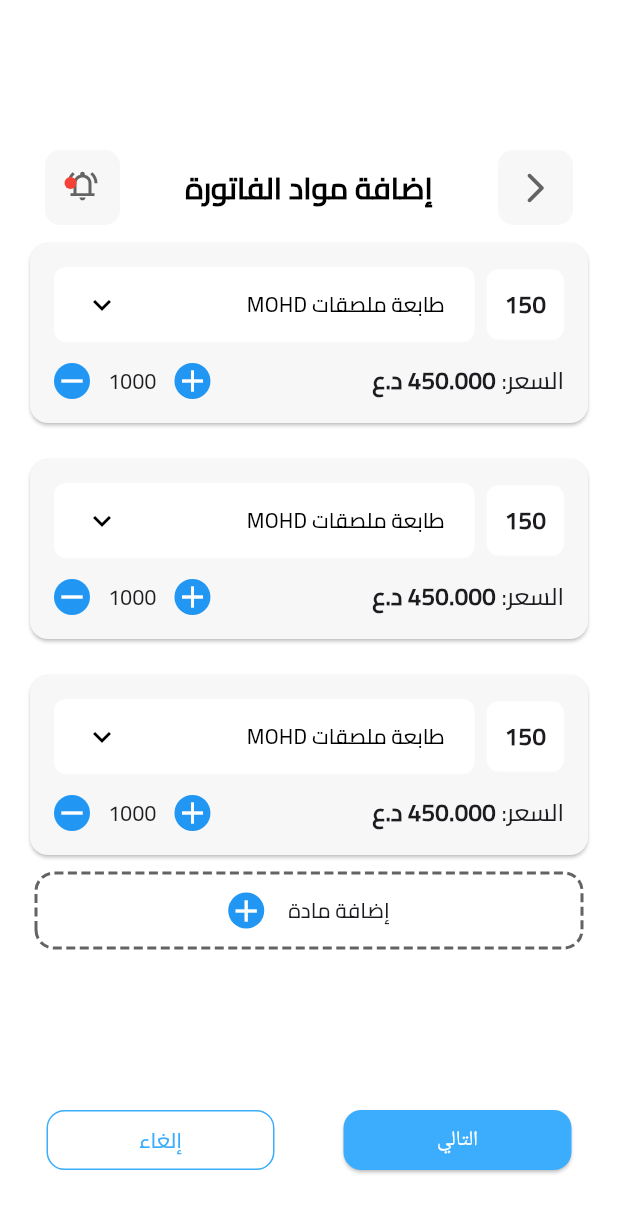
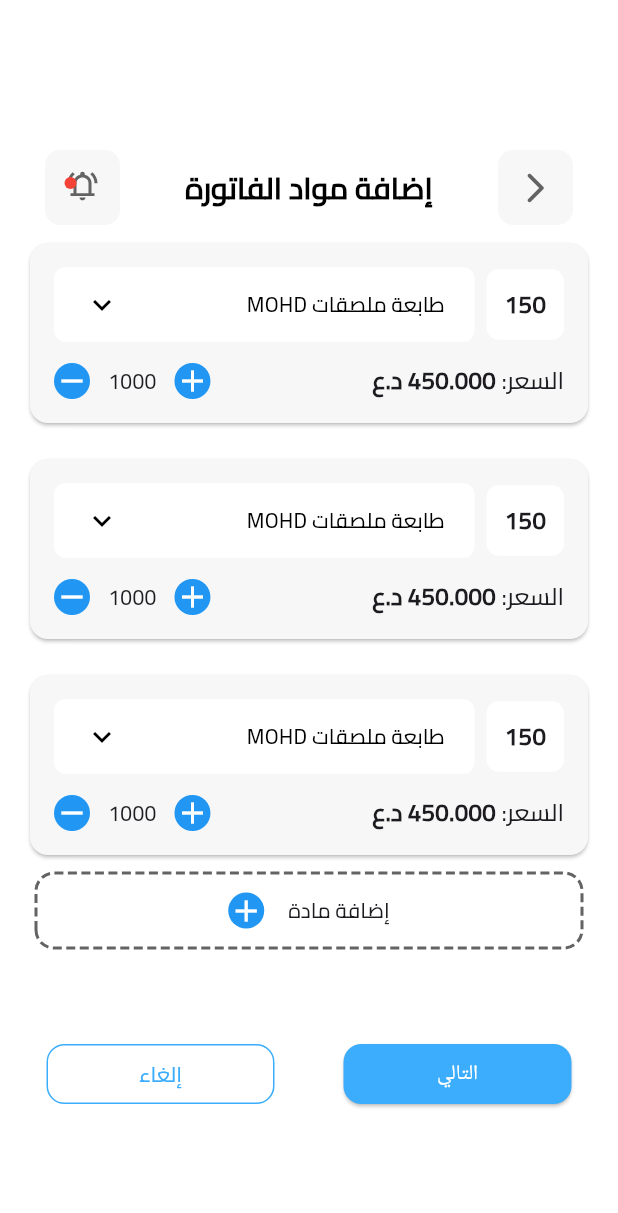
Before and after one commit to MhmdAlkashif/freelance-project, a Flutter app: the AddMaterialsScreen screen opened directly, after a tap on the "add" icon, after a tap on the "remove" icon, on a phone screen of 412 x 824 dp. Shown: the top 1213 px of the screen. Run offline on Flutter 3.47's test engine with Material 3 defaults, Android fonts, the phone set to English and light mode, and no system bars; drawn by our look-alikes of dotted_border, dropdown_button2, flutter_slidable; our stand-ins replace flutter_svg, hexcolor.

Commit message:
fixes in add invoice

```diff
--- a/lib/screens/add_materials_screen.dart
+++ b/lib/screens/add_materials_screen.dart
@@ -16,17 +16,20 @@ class AddMaterialsScreen extends StatefulWidget {
 class _HomeScreenState extends State<AddMaterialsScreen> {
   List<String> items = List.generate(5, (index) => "Item ${index + 1}");
 
-  int _counter = 1000;
+  final List<int> _counters = List.generate(
+    3,
+    (index) => 1000,
+  ); // Separate counter for each item
 
-  void _increment() {
+  void _increment(int index) {
     setState(() {
-      _counter++;
+      _counters[index]++;
     });
   }
 
-  void _decrement() {
+  void _decrement(int index) {
     setState(() {
-      if (_counter > 0) _counter--;
+      if (_counters[index] > 0) _counters[index]--;
     });
   }
 
@@ -69,9 +72,11 @@ class _HomeScreenState extends State<AddMaterialsScreen> {
           ),
         ),
       ),
-      body: Column(
+      body: SingleChildScrollView(
+        child: Column(
           children: [
             ListView.builder(
+              physics: NeverScrollableScrollPhysics(),
               shrinkWrap: true,
               itemCount: 3,
               itemBuilder: (context, index) {
@@ -85,9 +90,10 @@ class _HomeScreenState extends State<AddMaterialsScreen> {
               },
             ),
             DottedBtnWidget(),
-          const Spacer(),
+
             _buttonsWidget(),
           ],
+        ),
       ),
     );
   }
@@ -208,7 +214,7 @@ class _HomeScreenState extends State<AddMaterialsScreen> {
                       mainAxisAlignment: MainAxisAlignment.center,
                       children: [
                         GestureDetector(
-                          onTap: _increment,
+                          onTap: () => _increment(index),
                           child: Container(
                             width: 24,
                             height: 24,
@@ -222,10 +228,10 @@ class _HomeScreenState extends State<AddMaterialsScreen> {
 
                         Padding(
                           padding: const EdgeInsets.symmetric(horizontal: 12),
-                          child: Text(_counter.toString()),
+                          child: Text(_counters[index].toString()),
                         ),
                         GestureDetector(
-                          onTap: _decrement,
+                          onTap: () => _decrement(index),
                           child: Container(
                             width: 24,
                             height: 24,
@@ -308,7 +314,7 @@ class _HomeScreenState extends State<AddMaterialsScreen> {
 
   Widget _buttonsWidget() {
     return Padding(
-      padding: const EdgeInsets.only(bottom: 40.0),
+      padding: const EdgeInsets.only(top: 60, bottom: 40.0),
       child: Row(
         mainAxisAlignment: MainAxisAlignment.center,
         children: [
--- a/lib/widgets/nav_bar_widget.dart
+++ b/lib/widgets/nav_bar_widget.dart
@@ -69,11 +69,7 @@ class _NavBarWidgetState extends State<NavBarWidget> {
       mainAxisAlignment: MainAxisAlignment.center,
       children: [
         Padding(
-          padding: const EdgeInsets.only(
-            bottom: kBottomNavigationBarHeight,
-            right: 24,
-            left: 24,
-          ),
+          padding: const EdgeInsets.only(bottom: 30, right: 24, left: 24),
           child: Container(
             decoration: BoxDecoration(
               color: Colors.white,
--- a/lib/widgets/printers_dropdown_widget.dart
+++ b/lib/widgets/printers_dropdown_widget.dart
@@ -18,7 +18,7 @@ class _PrintersDropdownWidgetState extends State<PrintersDropdownWidget> {
   TextEditingController searchController = TextEditingController();
 
   Widget _singleDropdownItem() {
-    return Row(
+    return Wrap(
       children: [
         Text(
           "150",
--- a/lib/widgets/support_card_widget.dart
+++ b/lib/widgets/support_card_widget.dart
@@ -20,7 +20,8 @@ class SupportCardWidget extends StatelessWidget {
             child: Row(
               mainAxisAlignment: MainAxisAlignment.spaceBetween,
               children: [
-                Padding(
+                Expanded(
+                  child: Padding(
                     padding: const EdgeInsetsDirectional.only(
                       top: 35.0,
                       bottom: 35.0,
@@ -33,10 +34,11 @@ class SupportCardWidget extends StatelessWidget {
                       height: 79,
                     ),
                   ),
+                ),
                 Padding(
                   padding: const EdgeInsetsDirectional.only(
                     top: 12.0,
-                    bottom: 17.0,
+                    bottom: 35.0,
                   ),
                   child: Column(
                     crossAxisAlignment: CrossAxisAlignment.center,
```
Lines whose indentation alone changed are shown as unchanged.
